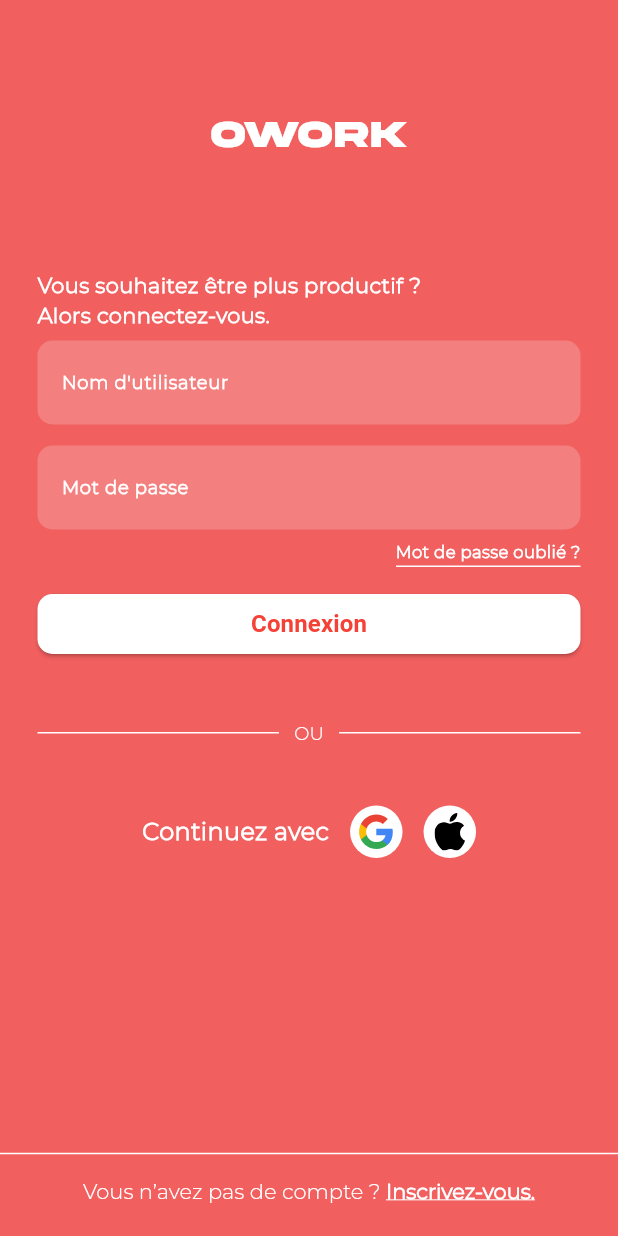
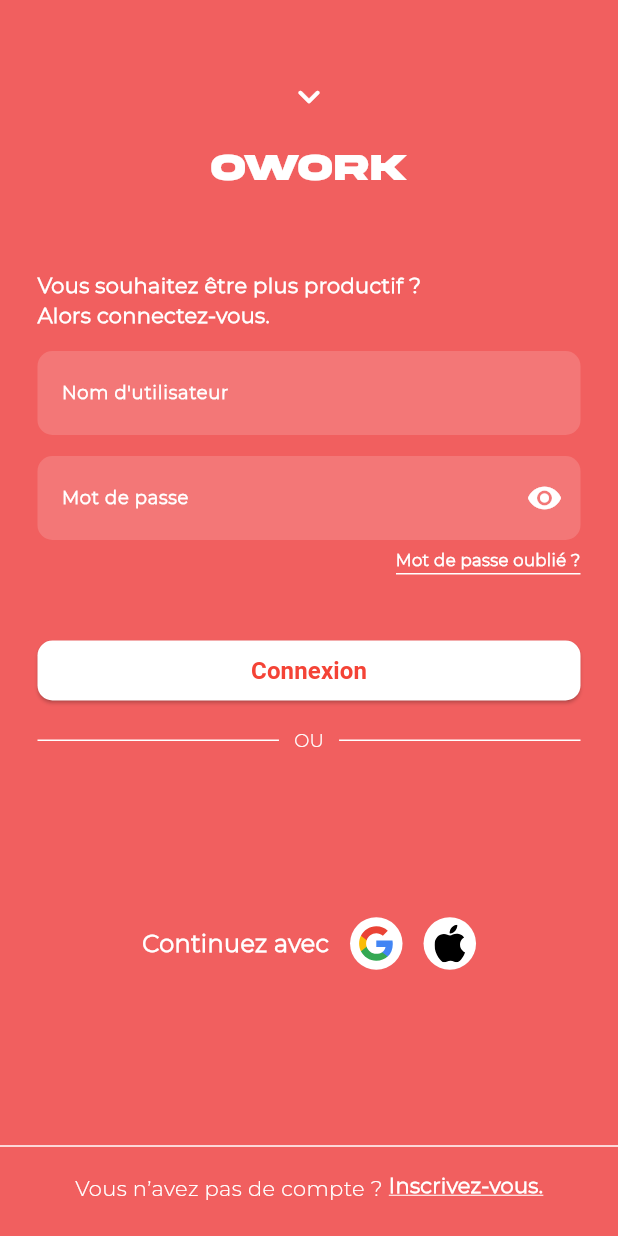
Before and after one commit to odilonv/Owork, a Flutter app: the screen it shows after launch, after a tap on "ADAPTE TON PROGRAMME", on a phone screen of 412 x 824 dp. Run offline on Flutter 3.47's test engine with Material 3 defaults, Android fonts, the phone set to English and light mode, and no system bars; our stand-ins replace auto_route, cloud_firestore, equatable, firebase_core, floor, flutter_hooks and 2 more; accounts and stored records are empty.

Commit message:
Refactor code, signUp page added, signIn page updated

```diff
--- a/lib/src/config/router/app_router.dart
+++ b/lib/src/config/router/app_router.dart
@@ -4,7 +4,8 @@ import 'package:flutter/foundation.dart';
 import '../../presentation/views/home_view.dart';
 import '../../presentation/views/work_view.dart';
 import '../../presentation/views/pomodoro_view.dart';
-import '../../presentation/views/connect_view.dart';
+import '../../presentation/views/sign_in_view.dart';
+import '../../presentation/views/sign_up_view.dart';
 
 part 'app_router.gr.dart';
 
@@ -16,9 +17,10 @@ class AppRouter extends _$AppRouter {
         AutoRoute(page: WorkRoute.page),
         AutoRoute(page: PomodoroRoute.page),
         CustomRoute(
-          page: ConnectRoute.page,
+          page: SignInRoute.page,
           transitionsBuilder: TransitionsBuilders.slideBottom,
         ),
+        AutoRoute(page: SignUpRoute.page),
       ];
 }
 
--- a/lib/src/presentation/views/home_view.dart
+++ b/lib/src/presentation/views/home_view.dart
@@ -10,7 +10,7 @@ import 'package:project/src/utils/constants/nums.dart';
 
 import '../../config/router/app_router.dart';
 import '../../utils/constants/strings.dart';
-import '../widgets/swipe_up_widget .dart';
+import '../widgets/swipe_widget .dart';
 
 @RoutePage()
 class HomeView extends HookWidget {
@@ -75,9 +75,10 @@ class HomeView extends HookWidget {
               )),
             ),
             Spacer(),
-            SwipeUpWidget(
-              swipeUpText: adaptYourProgram.toUpperCase(),
-              onSwipe: () => appRouter.push(ConnectRoute()),
+            SwipeWidget(
+              swipeDownText: adaptYourProgram.toUpperCase(),
+              onSwipe: () => appRouter.push(SignInRoute()),
+              icon: Icons.keyboard_arrow_up_rounded,
             ),
             SizedBox(height: topAndBottomMargin),
           ],
--- /dev/null
+++ b/lib/src/presentation/views/sign_in_view.dart
@@ -0,0 +1,134 @@
+// ignore_for_file: prefer_const_constructors, prefer_const_literals_to_create_immutables, sort_child_properties_last
+
+import 'package:auto_route/auto_route.dart';
+import 'package:flutter/material.dart';
+import 'package:flutter_hooks/flutter_hooks.dart';
+import 'package:project/src/presentation/widgets/circle_logo_widget.dart';
+import 'package:project/src/presentation/widgets/footer_widget.dart';
+import 'package:project/src/presentation/widgets/swipe_widget%20.dart';
+import 'package:project/src/presentation/widgets/textfields/basic_textfield_widget.dart';
+import 'package:project/src/presentation/widgets/textfields/password_textfield_widget.dart';
+import 'package:project/src/utils/constants/nums.dart';
+
+import '../../utils/constants/strings.dart';
+import '../../utils/text_utils.dart';
+import '../widgets/large_button_widget.dart';
+import '../widgets/text_separator_widget.dart';
+import '../../config/router/app_router.dart';
+
+@RoutePage()
+class SignInView extends HookWidget {
+  const SignInView({Key? key}) : super(key: key);
+
+  @override
+  Widget build(BuildContext context) {
+    return Scaffold(
+      resizeToAvoidBottomInset: false,
+      appBar: AppBar(
+        automaticallyImplyLeading: false,
+        backgroundColor: Colors.transparent,
+        toolbarHeight: 180.0,
+        title: Column(
+          mainAxisAlignment: MainAxisAlignment.center,
+          children: [
+            SwipeWidget(
+              icon: Icons.keyboard_arrow_down_rounded,
+              onSwipe: () => appRouter.push(HomeRoute()),
+            ),
+            SizedBox(height: largeSpace),
+            Text(appTitle, style: Theme.of(context).textTheme.titleMedium),
+          ],
+        ),
+      ),
+      body: Column(
+        children: <Widget>[
+          Padding(
+            padding: const EdgeInsets.symmetric(horizontal: 25.0),
+            child: Column(
+              crossAxisAlignment: CrossAxisAlignment.center,
+              children: <Widget>[
+                Align(
+                  alignment: Alignment.centerLeft,
+                  child: Text(
+                    firstSentenceSignInView,
+                    style: const TextStyle(
+                        color: Colors.white,
+                        fontSize: 14.0,
+                        fontWeight: FontWeight.bold,
+                        fontFamily: 'Montserrat'),
+                  ),
+                ),
+                SizedBox(height: largeSpace),
+                BasicTextfieldWidget(title: capitalize(username)),
+                SizedBox(height: largeSpace),
+                PasswordTextfieldWidget(title: capitalize(password)),
+                SizedBox(height: smallSpace),
+                GestureDetector(
+                  onTap: () {
+                    // TO DO
+                  },
+                  child: Align(
+                    alignment: Alignment.centerRight,
+                    child: Column(
+                      crossAxisAlignment: CrossAxisAlignment.end,
+                      children: [
+                        Text(
+                          capitalize(forgottenPassword),
+                          style: const TextStyle(
+                              color: Colors.white,
+                              fontSize: 11.0,
+                              fontWeight: FontWeight.bold,
+                              fontFamily: 'Montserrat'),
+                        ),
+                        Container(
+                          margin: const EdgeInsets.only(top: 1.0),
+                          height: 1.0,
+                          width: 123,
+                          color: Colors.white,
+                        ),
+                      ],
+                    ),
+                  ),
+                ),
+                SizedBox(height: 40.0),
+                LargeButtonWidget(
+                  text: capitalize(signIn),
+                  onPressed: () {},
+                ),
+                SizedBox(height: largeSpace),
+                TextSeparatorWidget(space: 0, text: or.toUpperCase()),
+              ],
+            ),
+          ),
+          Spacer(),
+          Row(
+            mainAxisAlignment: MainAxisAlignment.center,
+            children: <Widget>[
+              Text(
+                capitalize(continueWith),
+                style: TextStyle(
+                  color: Colors.white,
+                  fontFamily: 'Montserrat',
+                  fontWeight: FontWeight.bold,
+                  fontSize: 16.0,
+                ),
+              ),
+              SizedBox(width: largeSpace),
+              CircleLogoWidget(
+                  image: 'assets/google_logo.svg', onPressed: () => {}),
+              SizedBox(width: largeSpace),
+              CircleLogoWidget(
+                  image: 'assets/apple_logo.svg', onPressed: () => {}),
+            ],
+          ),
+          Spacer(),
+          FooterWidget(
+            text: '${capitalize(dontHaveAnAccount)} ',
+            boldText: '${capitalize(signUpFooter)}.',
+            onPressed: () => appRouter.push(SignUpRoute()),
+          )
+        ],
+      ),
+    );
+  }
+}
--- a/lib/src/presentation/views/connect_view.dart
+++ b/lib/src/presentation/views/sign_up_view.dart
@@ -3,19 +3,21 @@
 import 'package:auto_route/auto_route.dart';
 import 'package:flutter/material.dart';
 import 'package:flutter_hooks/flutter_hooks.dart';
+import 'package:project/src/config/router/app_router.dart';
 import 'package:project/src/presentation/widgets/circle_logo_widget.dart';
 import 'package:project/src/presentation/widgets/footer_widget.dart';
-import 'package:project/src/presentation/widgets/textfield_widget.dart';
+import 'package:project/src/presentation/widgets/textfields/password_textfield_widget.dart';
 import 'package:project/src/utils/constants/nums.dart';
 
 import '../../utils/constants/strings.dart';
 import '../../utils/text_utils.dart';
 import '../widgets/large_button_widget.dart';
 import '../widgets/text_separator_widget.dart';
+import '../widgets/textfields/basic_textfield_widget.dart';
 
 @RoutePage()
-class ConnectView extends HookWidget {
-  const ConnectView({Key? key}) : super(key: key);
+class SignUpView extends HookWidget {
+  const SignUpView({Key? key}) : super(key: key);
 
   @override
   Widget build(BuildContext context) {
@@ -24,9 +26,8 @@ class ConnectView extends HookWidget {
       appBar: AppBar(
         automaticallyImplyLeading: false,
         backgroundColor: Colors.transparent,
-        toolbarHeight: 180.0,
         title: Center(
-          child: Text(appTitle, style: Theme.of(context).textTheme.titleMedium),
+          child: Text(appTitle, style: Theme.of(context).textTheme.titleSmall),
         ),
       ),
       body: Column(
@@ -39,7 +40,7 @@ class ConnectView extends HookWidget {
                 Align(
                   alignment: Alignment.centerLeft,
                   child: Text(
-                    firstSentenceConnectView,
+                    'Vous aussi, \ndevenez une personne productive :',
                     style: const TextStyle(
                         color: Colors.white,
                         fontSize: 14.0,
@@ -47,46 +48,27 @@ class ConnectView extends HookWidget {
                         fontFamily: 'Montserrat'),
                   ),
                 ),
-                TextfieldWidget(title: capitalize(username)),
-                TextfieldWidget(title: capitalize(password)),
-                GestureDetector(
-                  onTap: () {
-                    // TO DO
-                  },
-                  child: Align(
-                    alignment: Alignment.centerRight,
-                    child: Column(
-                      crossAxisAlignment: CrossAxisAlignment.end,
-                      children: [
-                        Text(
-                          capitalize(forgottenPassword),
-                          style: const TextStyle(
-                              color: Colors.white,
-                              fontSize: 11.0,
-                              fontWeight: FontWeight.bold,
-                              fontFamily: 'Montserrat'),
-                        ),
-                        Container(
-                          margin: const EdgeInsets.only(top: 1.0),
-                          height: 1.0,
-                          width: 123,
-                          color: Colors.white,
-                        ),
-                      ],
-                    ),
-                  ),
-                ),
+                SizedBox(height: largeSpace),
+                BasicTextfieldWidget(title: capitalize(username)),
+                SizedBox(height: largeSpace),
+                BasicTextfieldWidget(title: capitalize('nom')),
+                SizedBox(height: largeSpace),
+                BasicTextfieldWidget(title: capitalize('prénom')),
+                SizedBox(height: largeSpace),
+                BasicTextfieldWidget(title: capitalize('mail')),
+                SizedBox(height: largeSpace),
+                PasswordTextfieldWidget(title: capitalize(password)),
                 SizedBox(height: largeSpace),
                 LargeButtonWidget(
-                  text: capitalize(signIn),
+                  text: capitalize(signUp),
                   onPressed: () {},
                 ),
-                TextSeparatorWidget(text: or.toUpperCase()),
+                TextSeparatorWidget(text: or.toUpperCase(), space: 30),
                 Row(
                   mainAxisAlignment: MainAxisAlignment.center,
                   children: <Widget>[
                     Text(
-                      capitalize(continueWith),
+                      capitalize("s'inscrire avec"),
                       style: TextStyle(
                         color: Colors.white,
                         fontFamily: 'Montserrat',
@@ -107,8 +89,9 @@ class ConnectView extends HookWidget {
           ),
           Spacer(),
           FooterWidget(
-            text: '${capitalize(dontHaveAnAccount)} ',
-            boldText: '${capitalize(signUp)}.',
+            text: '${capitalize(alreadyHaveAnAccount)} ',
+            boldText: '${capitalize(signInFooter)}.',
+            onPressed: () => appRouter.push(SignInRoute()),
           )
         ],
       ),
--- a/lib/src/presentation/widgets/footer_widget.dart
+++ b/lib/src/presentation/widgets/footer_widget.dart
@@ -5,7 +5,8 @@ import 'package:flutter/material.dart';
 import '../../utils/constants/nums.dart';
 
 class FooterWidget extends StatelessWidget {
-  final String? text, boldText, onPressed;
+  final String? text, boldText;
+  final VoidCallback? onPressed;
   final Color? color;
 
   const FooterWidget(
@@ -19,9 +20,9 @@ class FooterWidget extends StatelessWidget {
         Divider(color: Colors.white),
         Padding(
           padding: const EdgeInsets.symmetric(vertical: 8.0),
-          child: RichText(
-            text: TextSpan(
-              children: <TextSpan>[
+          child: Text.rich(
+            TextSpan(
+              children: <InlineSpan>[
                 TextSpan(
                   text: text,
                   style: TextStyle(
@@ -29,14 +30,20 @@ class FooterWidget extends StatelessWidget {
                       fontFamily: 'Montserrat',
                       color: color ?? Colors.white),
                 ),
-                TextSpan(
-                  text: boldText,
+                WidgetSpan(
+                  child: InkWell(
+                    onTap: onPressed,
+                    child: Text(
+                      boldText ?? '',
                       style: TextStyle(
                           fontWeight: FontWeight.bold,
                           decoration: TextDecoration.underline,
+                          decorationColor: color ?? Colors.white,
                           fontSize: 14.0,
                           fontFamily: 'Montserrat',
                           color: color ?? Colors.white),
+                    ),
+                  ),
                 ),
               ],
             ),
--- a/lib/src/presentation/widgets/large_button_widget.dart
+++ b/lib/src/presentation/widgets/large_button_widget.dart
@@ -1,6 +1,4 @@
 import 'package:flutter/material.dart';
-
-import '../../utils/constants/nums.dart';
 
 class LargeButtonWidget extends StatelessWidget {
   final String? text;
--- a/lib/src/presentation/widgets/swipe_up_widget .dart
+++ /dev/null
@@ -1,46 +0,0 @@
-import 'package:flutter/material.dart';
-
-class SwipeUpWidget extends StatelessWidget {
-  final String swipeUpText;
-  final VoidCallback onSwipe;
-
-  const SwipeUpWidget(
-      {Key? key, required this.swipeUpText, required this.onSwipe})
-      : super(key: key);
-
-  @override
-  Widget build(BuildContext context) {
-    return Container(
-      width: double.infinity,
-      child: GestureDetector(
-        onTap: () {
-          onSwipe();
-        },
-        onVerticalDragEnd: (DragEndDetails details) {
-          if (details.primaryVelocity! < 0) {
-            onSwipe();
-          }
-        },
-        child: Container(
-          width: double.infinity,
-          child: Column(
-            children: <Widget>[
-              Text(
-                swipeUpText,
-                style: const TextStyle(
-                  color: Colors.white,
-                  fontSize: 11.5,
-                ),
-              ),
-              const Icon(
-                Icons.keyboard_arrow_down_rounded,
-                color: Colors.white,
-                size: 30.0,
-              ),
-            ],
-          ),
-        ),
-      ),
-    );
-  }
-}
--- /dev/null
+++ b/lib/src/presentation/widgets/swipe_widget .dart
@@ -0,0 +1,64 @@
+import 'package:flutter/material.dart';
+
+class SwipeWidget extends StatelessWidget {
+  final String? swipeUpText, swipeDownText;
+  final VoidCallback onSwipe;
+  final IconData? icon;
+  final Color? color;
+  final double? iconSize;
+
+  const SwipeWidget(
+      {Key? key,
+      this.swipeUpText,
+      this.swipeDownText,
+      this.color,
+      this.iconSize,
+      required this.onSwipe,
+      required this.icon})
+      : super(key: key);
+
+  @override
+  Widget build(BuildContext context) {
+    return Container(
+      width: double.infinity,
+      child: GestureDetector(
+        onTap: () {
+          onSwipe();
+        },
+        onVerticalDragEnd: (DragEndDetails details) {
+          if (details.primaryVelocity! < 0) {
+            onSwipe();
+          }
+        },
+        child: Container(
+          width: double.infinity,
+          child: Column(
+            children: <Widget>[
+              if (swipeUpText != null)
+                Text(
+                  swipeUpText!,
+                  style: TextStyle(
+                    color: color ?? Colors.white,
+                    fontSize: 11.5,
+                  ),
+                ),
+              Icon(
+                icon,
+                color: color ?? Colors.white,
+                size: iconSize ?? 30.0,
+              ),
+              if (swipeDownText != null)
+                Text(
+                  swipeDownText!,
+                  style: TextStyle(
+                    color: color ?? Colors.white,
+                    fontSize: 11.5,
+                  ),
+                ),
+            ],
+          ),
+        ),
+      ),
+    );
+  }
+}
--- a/lib/src/presentation/widgets/text_separator_widget.dart
+++ b/lib/src/presentation/widgets/text_separator_widget.dart
@@ -4,13 +4,15 @@ import 'package:flutter/material.dart';
 
 class TextSeparatorWidget extends StatelessWidget {
   final String text;
+  final double? space;
 
-  const TextSeparatorWidget({Key? key, required this.text}) : super(key: key);
+  const TextSeparatorWidget({Key? key, required this.text, this.space})
+      : super(key: key);
 
   @override
   Widget build(BuildContext context) {
     return Padding(
-      padding: EdgeInsets.symmetric(vertical: 40),
+      padding: EdgeInsets.symmetric(vertical: space ?? 40),
       child: Row(
         children: <Widget>[
           Expanded(
--- a/lib/src/presentation/widgets/textfield_widget.dart
+++ /dev/null
@@ -1,58 +0,0 @@
-// ignore_for_file: prefer_const_constructors
-
-import 'package:flutter/material.dart';
-
-class TextfieldWidget extends StatefulWidget {
-  final String? title;
-
-  const TextfieldWidget({Key? key, this.title}) : super(key: key);
-
-  @override
-  _TextfieldWidgetState createState() => _TextfieldWidgetState();
-}
-
-class _TextfieldWidgetState extends State<TextfieldWidget> {
-  final FocusNode _focusNode = FocusNode();
-  bool _hasFocus = false;
-
-  @override
-  void initState() {
-    super.initState();
-    _focusNode.addListener(() {
-      setState(() {
-        _hasFocus = _focusNode.hasFocus;
-      });
-    });
-  }
-
-  @override
-  Widget build(BuildContext context) {
-    return Container(
-      padding: const EdgeInsets.symmetric(vertical: 7.0),
-      height: 70,
-      child: TextField(
-        focusNode: _focusNode,
-        decoration: InputDecoration(
-          labelText: widget.title,
-          labelStyle: TextStyle(
-              color: Colors.white,
-              fontSize: 12.0,
-              fontFamily: 'Montserrat',
-              fontWeight: FontWeight.bold),
-          enabledBorder: OutlineInputBorder(
-            borderRadius: BorderRadius.circular(10.0),
-            borderSide: BorderSide(color: Colors.transparent),
-          ),
-          focusedBorder: OutlineInputBorder(
-            borderRadius: BorderRadius.circular(10.0),
-            borderSide: BorderSide(color: Colors.transparent),
-          ),
-          fillColor: _hasFocus
-              ? Colors.white.withOpacity(0.1)
-              : Colors.white.withOpacity(0.2),
-          filled: true,
-        ),
-      ),
-    );
-  }
-}
--- /dev/null
+++ b/lib/src/presentation/widgets/textfields/basic_textfield_widget.dart
@@ -0,0 +1,30 @@
+import 'package:flutter/material.dart';
+
+class BasicTextfieldWidget extends StatelessWidget {
+  final String? title;
+  BasicTextfieldWidget({Key? key, this.title}) : super(key: key);
+
+  @override
+  Widget build(BuildContext context) {
+    return TextFormField(
+      decoration: InputDecoration(
+        labelText: title,
+        labelStyle: TextStyle(
+            color: Colors.white,
+            fontSize: 12.0,
+            fontFamily: 'Montserrat',
+            fontWeight: FontWeight.bold),
+        enabledBorder: OutlineInputBorder(
+          borderRadius: BorderRadius.circular(10.0),
+          borderSide: BorderSide(color: Colors.transparent),
+        ),
+        focusedBorder: OutlineInputBorder(
+          borderRadius: BorderRadius.circular(10.0),
+          borderSide: BorderSide(color: Colors.transparent),
+        ),
+        fillColor: Colors.white.withOpacity(0.15),
+        filled: true,
+      ),
+    );
+  }
+}
--- /dev/null
+++ b/lib/src/presentation/widgets/textfields/password_textfield_widget.dart
@@ -0,0 +1,67 @@
+import 'package:flutter/material.dart';
+
+class PasswordTextfieldWidget extends StatefulWidget {
+  final String? title;
+
+  PasswordTextfieldWidget({Key? key, this.title}) : super(key: key);
+
+  @override
+  _PasswordTextfieldWidgetState createState() =>
+      _PasswordTextfieldWidgetState();
+}
+
+class _PasswordTextfieldWidgetState extends State<PasswordTextfieldWidget> {
+  String? _password;
+  bool _obscureText = true;
+
+  String? _validatePassword(String? value) {
+    Pattern pattern = r'^(?=.*[A-Z])(?=.*[!@#$&*])(?=.*[0-9])(?=.*[a-z]).{8,}$';
+    RegExp regex = new RegExp(pattern.toString());
+    if (!regex.hasMatch(value!))
+      return 'Le mot de passe doit contenir au moins une majuscule, un caractère spécial, un chiffre et doit avoir au moins 8 caractères';
+    else
+      return null;
+  }
+
+  void _togglePasswordVisibility() {
+    setState(() {
+      _obscureText = !_obscureText;
+    });
+  }
+
+  @override
+  Widget build(BuildContext context) {
+    return TextFormField(
+      obscureText: _obscureText,
+      decoration: InputDecoration(
+        labelText: widget.title,
+        labelStyle: TextStyle(
+            color: Colors.white,
+            fontSize: 12.0,
+            fontFamily: 'Montserrat',
+            fontWeight: FontWeight.bold),
+        enabledBorder: OutlineInputBorder(
+          borderRadius: BorderRadius.circular(10.0),
+          borderSide: BorderSide(color: Colors.transparent),
+        ),
+        focusedBorder: OutlineInputBorder(
+          borderRadius: BorderRadius.circular(10.0),
+          borderSide: BorderSide(color: Colors.transparent),
+        ),
+        fillColor: Colors.white.withOpacity(0.15),
+        filled: true,
+        suffixIcon: IconButton(
+          icon: Icon(
+            _obscureText ? Icons.visibility : Icons.visibility_off,
+            color: Colors.white,
+          ),
+          onPressed: _togglePasswordVisibility,
+        ),
+      ),
+      validator: _validatePassword,
+      onSaved: (value) {
+        _password = value;
+      },
+    );
+  }
+}
--- /dev/null
+++ b/lib/src/presentation/widgets/textfields/textfield_widget.dart
@@ -0,0 +1,37 @@
+import 'package:flutter/material.dart';
+
+abstract class TextfieldWidget extends StatefulWidget {
+  final String? title;
+
+  const TextfieldWidget({Key? key, this.title}) : super(key: key);
+
+  @override
+  _TextfieldWidgetState createState() => _TextfieldWidgetState();
+
+  Widget buildTextField(
+      BuildContext context, FocusNode focusNode, bool hasFocus);
+}
+
+class _TextfieldWidgetState extends State<TextfieldWidget> {
+  final FocusNode _focusNode = FocusNode();
+  bool _hasFocus = false;
+
+  @override
+  void initState() {
+    super.initState();
+    _focusNode.addListener(() {
+      setState(() {
+        _hasFocus = _focusNode.hasFocus;
+      });
+    });
+  }
+
+  @override
+  Widget build(BuildContext context) {
+    return Container(
+      padding: const EdgeInsets.symmetric(vertical: 7.0),
+      height: 70,
+      child: widget.buildTextField(context, _focusNode, _hasFocus),
+    );
+  }
+}
--- a/lib/src/utils/constants/strings.dart
+++ b/lib/src/utils/constants/strings.dart
@@ -13,12 +13,15 @@ const String diminutiveSeconds = 'sec';
 const String diminutiveMinutes = 'min';
 const String diminutiveHours = 'h';
 
-const String firstSentenceConnectView =
+const String firstSentenceSignInView =
     'Vous souhaitez être plus productif ?\nAlors connectez-vous.';
 const String forgottenPassword = 'mot de passe oublié ?';
 const String continueWith = 'continuez avec';
 const String dontHaveAnAccount = 'vous n’avez pas de compte ?';
-const String signUp = 'inscrivez-vous';
+const String alreadyHaveAnAccount = 'vous avez déjà un compte ?';
+const String signUp = "s'inscrire";
+const String signUpFooter = 'inscrivez-vous';
+const String signInFooter = 'connectez-vous';
 const String signIn = 'connexion';
 const String or = 'ou';
 
```
Also changed, not shown: lib/src/config/router/app_router.gr.dart. Lines whose indentation alone changed are shown as unchanged.
